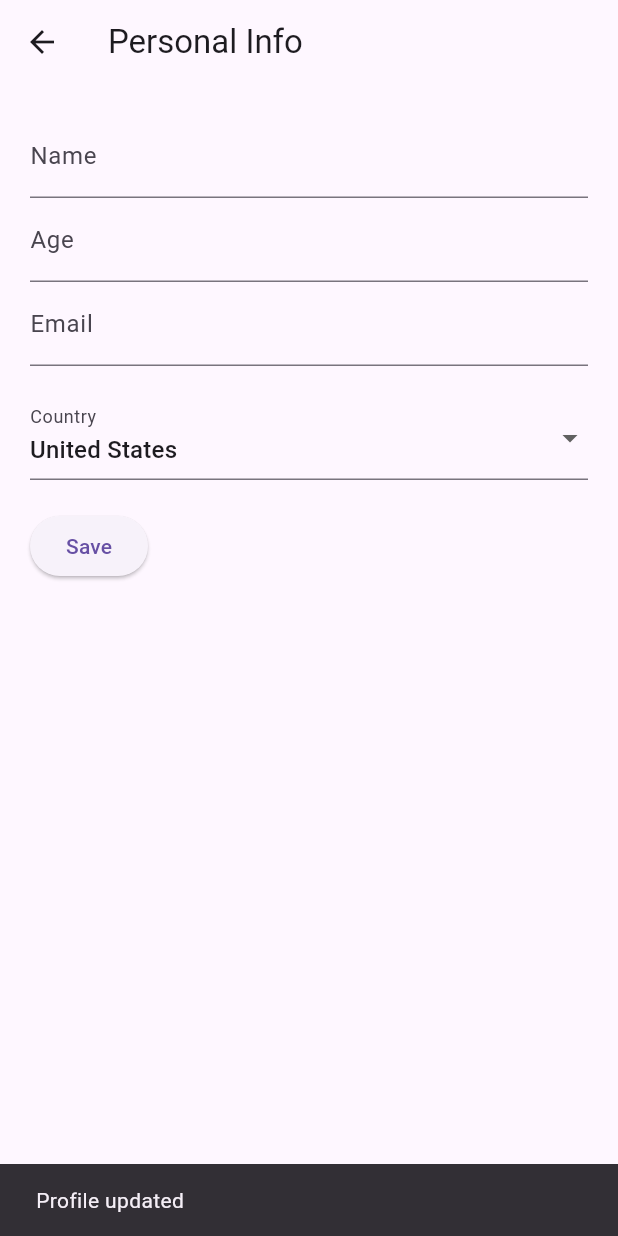
After one commit to Weaam87/habit_tracker, a Flutter app: the PersonalInfoScreen screen opened directly, after a tap on "Save", on a phone screen of 412 x 824 dp. The commit adds this screen. Run offline on Flutter 3.47's test engine with Material 3 defaults, Android fonts, the phone set to English and light mode, and no system bars; our stand-ins replace shared_preferences; accounts and stored records are empty; network calls fail.

Commit message:
Add personal info and reports screens

```diff
--- /dev/null
+++ b/lib/personal_info_screen.dart
@@ -0,0 +1,126 @@
+import 'package:flutter/material.dart';
+import 'package:shared_preferences/shared_preferences.dart';
+import 'country_list.dart';
+
+class PersonalInfoScreen extends StatefulWidget {
+  const PersonalInfoScreen({super.key});
+
+  @override
+  State<PersonalInfoScreen> createState() => _PersonalInfoScreenState();
+}
+
+class _PersonalInfoScreenState extends State<PersonalInfoScreen> {
+  final TextEditingController _nameController = TextEditingController();
+  final TextEditingController _ageController = TextEditingController();
+  final TextEditingController _emailController = TextEditingController();
+
+  List<String> _countries = [];
+  String _selectedCountry = '';
+
+  @override
+  void initState() {
+    super.initState();
+    _loadUserData();
+    _loadCountries();
+  }
+
+  Future<void> _loadCountries() async {
+    final countries = await getCountries();
+    setState(() {
+      _countries = countries;
+      if (_selectedCountry.isEmpty && countries.isNotEmpty) {
+        _selectedCountry = countries.first;
+      }
+    });
+  }
+
+  Future<void> _loadUserData() async {
+    final prefs = await SharedPreferences.getInstance();
+    setState(() {
+      _nameController.text = prefs.getString('name') ?? '';
+      _ageController.text = prefs.getString('age') ?? '';
+      _emailController.text = prefs.getString('email') ?? '';
+      _selectedCountry = prefs.getString('country') ?? '';
+    });
+  }
+
+  Future<void> _saveUserData() async {
+    final prefs = await SharedPreferences.getInstance();
+    await prefs.setString('name', _nameController.text);
+    await prefs.setString('age', _ageController.text);
+    await prefs.setString('email', _emailController.text);
+    await prefs.setString('country', _selectedCountry);
+    if (mounted) {
+      ScaffoldMessenger.of(context)
+          .showSnackBar(const SnackBar(content: Text('Profile updated')));
+    }
+  }
+
+  @override
+  void dispose() {
+    _nameController.dispose();
+    _ageController.dispose();
+    _emailController.dispose();
+    super.dispose();
+  }
+
+  @override
+  Widget build(BuildContext context) {
+    return Scaffold(
+      appBar: AppBar(
+        title: const Text('Personal Info'),
+      ),
+      body: Padding(
+        padding: const EdgeInsets.all(20),
+        child: SingleChildScrollView(
+          child: Column(
+            crossAxisAlignment: CrossAxisAlignment.start,
+            children: [
+              TextField(
+                controller: _nameController,
+                decoration: const InputDecoration(labelText: 'Name'),
+              ),
+              TextField(
+                controller: _ageController,
+                decoration: const InputDecoration(labelText: 'Age'),
+                keyboardType: TextInputType.number,
+              ),
+              TextField(
+                controller: _emailController,
+                decoration: const InputDecoration(labelText: 'Email'),
+                keyboardType: TextInputType.emailAddress,
+              ),
+              const SizedBox(height: 20),
+              _countries.isEmpty
+                  ? const Center(child: CircularProgressIndicator())
+                  : DropdownButtonFormField<String>(
+                      value: _selectedCountry.isNotEmpty
+                          ? _selectedCountry
+                          : _countries.first,
+                      decoration:
+                          const InputDecoration(labelText: 'Country'),
+                      isExpanded: true,
+                      items: _countries
+                          .map((c) => DropdownMenuItem(
+                                value: c,
+                                child: Text(c),
+                              ))
+                          .toList(),
+                      onChanged: (val) {
+                        setState(() {
+                          _selectedCountry = val ?? '';
+                        });
+                      },
+                    ),
+              const SizedBox(height: 20),
+              ElevatedButton(
+                onPressed: _saveUserData,
+                child: const Text('Save'),
+              ),
+            ],
+          ),
+        ),
+      ),
+    );
+  }
+}
```
Also changed, not shown: lib/habit_tracker_screen.dart (+12 -5 lines), lib/reports_screen.dart (added, +101 -0 lines).
